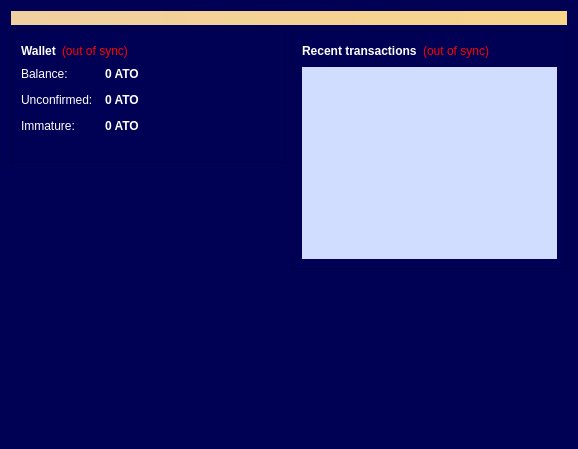
moleculecoin/atom, file src/qt/forms/overviewpage.ui: the form before one commit.
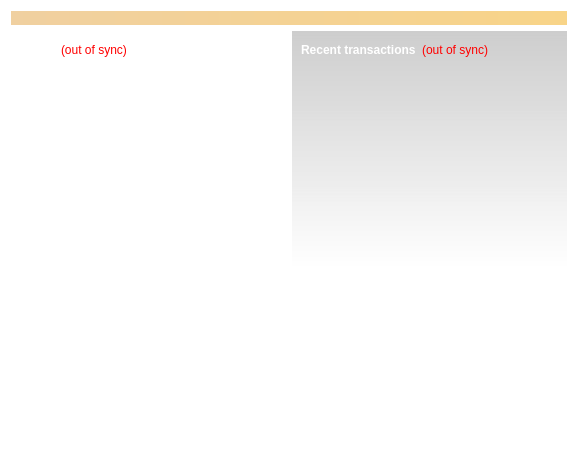
The form after the commit. Icons and pictures are not drawn.

Commit message: Update wallet styles, add checkpoints, fix startup bug

The edit to the form file:
```diff
--- a/src/qt/forms/overviewpage.ui
+++ b/src/qt/forms/overviewpage.ui
@@ -14,10 +14,11 @@
    <string>Form</string>
   </property>
   <property name="autoFillBackground">
-   <bool>true</bool>
+   <bool>false</bool>
   </property>
   <property name="styleSheet">
-   <string notr="true">background-color: rgb(0, 0, 84);</string>
+   <string notr="true">background: transparent;
+</string>
   </property>
   <layout class="QVBoxLayout" name="topLayout">
    <item>
@@ -43,7 +44,7 @@
        <item>
         <widget class="QFrame" name="frame">
          <property name="frameShape">
-          <enum>QFrame::StyledPanel</enum>
+          <enum>QFrame::NoFrame</enum>
          </property>
          <property name="frameShadow">
           <enum>QFrame::Raised</enum>
@@ -213,25 +214,6 @@
             </item>
            </layout>
           </item>
-          <item>
-           <widget class="QLabel" name="label_wallet_bgcoin">
-            <property name="text">
-             <string/>
-            </property>
-            <property name="pixmap">
-             <pixmap resource="../bitcoin.qrc">:/images/wallet_bgcoin</pixmap>
-            </property>
-            <property name="scaledContents">
-             <bool>false</bool>
-            </property>
-            <property name="alignment">
-             <set>Qt::AlignCenter</set>
-            </property>
-            <property name="margin">
-             <number>-2</number>
-            </property>
-           </widget>
-          </item>
          </layout>
         </widget>
        </item>
@@ -248,14 +230,39 @@
          </property>
         </spacer>
        </item>
+       <item>
+        <widget class="QLabel" name="label_wallet_bgcoin">
+         <property name="text">
+          <string/>
+         </property>
+         <property name="pixmap">
+          <pixmap resource="../bitcoin.qrc">:/images/wallet_bgcoin</pixmap>
+         </property>
+         <property name="scaledContents">
+          <bool>false</bool>
+         </property>
+         <property name="alignment">
+          <set>Qt::AlignCenter</set>
+         </property>
+         <property name="margin">
+          <number>0</number>
+         </property>
+         <property name="indent">
+          <number>0</number>
+         </property>
+        </widget>
+       </item>
       </layout>
      </item>
      <item>
       <layout class="QVBoxLayout" name="verticalLayout_3">
        <item>
         <widget class="QFrame" name="frame_2">
+         <property name="styleSheet">
+          <string notr="true">#frame_2 { background-color: qlineargradient(spread:pad, x1:0, y1:0, x2:0, y2:1, stop:0 #cdcdcd, stop:1.0 rgba(255, 255, 255, 16)); }</string>
+         </property>
          <property name="frameShape">
-          <enum>QFrame::StyledPanel</enum>
+          <enum>QFrame::NoFrame</enum>
          </property>
          <property name="frameShadow">
           <enum>QFrame::Raised</enum>
@@ -307,7 +314,7 @@
           <item>
            <widget class="QListView" name="listTransactions">
             <property name="styleSheet">
-             <string notr="true">QListView { background: rgb(208, 221, 255); }</string>
+             <string notr="true">background:transparent;</string>
             </property>
             <property name="frameShape">
              <enum>QFrame::NoFrame</enum>
```
The commit also changes 14 other files.
